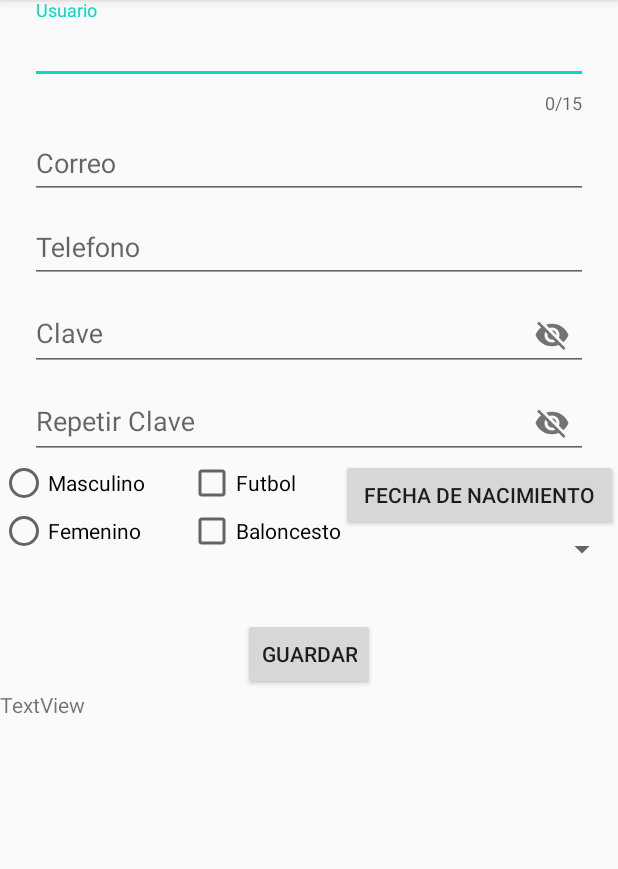
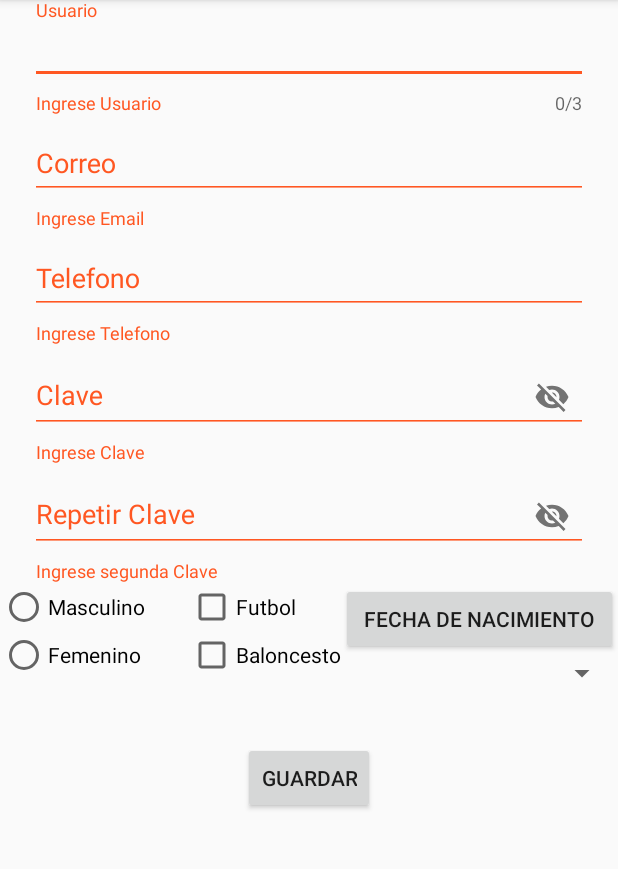
Before and after one commit to jolgo1989/Formulario, an Android app: the screen it shows after launch (MainActivity), after a tap on "GUARDAR", on a phone screen of 412 x 824 dp, the part 84-953 px from its top. Run offline under Robolectric (Android 15) with nearby library versions, the phone set to English and light mode, and no system bars.

Commit message:
Se agrego erroes

```diff
--- a/app/src/main/java/com/example/myapplicationformulario2/MainActivity.kt
+++ b/app/src/main/java/com/example/myapplicationformulario2/MainActivity.kt
@@ -13,14 +13,23 @@ class MainActivity : AppCompatActivity() {
         setContentView(R.layout.activity_main)
 
         buttonGuardar.setOnClickListener {
-            val usuario = textInputUsuario.editText?.text.toString()
+            val user = textInputUsuario.editText?.text.toString()
+            val email = textInputEmail.editText?.text.toString()
+            val phone = textInputPhone.editText?.text.toString()
+            val clave1 = textInputPassword1.editText?.text.toString()
+            val clave2 = textInputPassword2.editText?.text.toString()
 
-
-            if (usuario.isEmpty()){
-
-                Toast.makeText(this, "El campo no puede estar vacio", Toast.LENGTH_SHORT).show()
-
-            }
+            if (user.isEmpty()||email.isEmpty()||phone.isEmpty()||clave1.isEmpty()||clave2.isEmpty()){
+                Toast.makeText(this, "Llene todos los campos", Toast.LENGTH_SHORT).show()
+                textInputUsuario.error="Ingrese Usuario"
+                textInputEmail.error="Ingrese Email"
+                textInputPhone.error="Ingrese Telefono"
+                textInputPassword1.error="Ingrese Clave"
+                textInputPassword2.error="Ingrese segunda Clave"
+            } else
+                if (user.length > 3 ){
+                    textInputEmail.error = "Nombre debe ser mayor a 3"
+                }
         }
 
     }
--- a/app/src/main/res/layout/activity_main.xml
+++ b/app/src/main/res/layout/activity_main.xml
@@ -20,7 +20,7 @@
         android:paddingLeft="20dp"
         android:paddingRight="20dp"
         app:counterEnabled="true"
-        app:counterMaxLength="15"
+        app:counterMaxLength="3"
         app:errorEnabled="true">
 
         <com.google.android.material.textfield.TextInputEditText
@@ -153,11 +153,5 @@
         android:layout_gravity="center"
         android:text="@string/guardar" />
 
-    <TextView
-        android:id="@+id/textView"
-        android:layout_width="match_parent"
-        android:layout_height="wrap_content"
-        android:text="TextView" />
-
 
 </LinearLayout>
```
